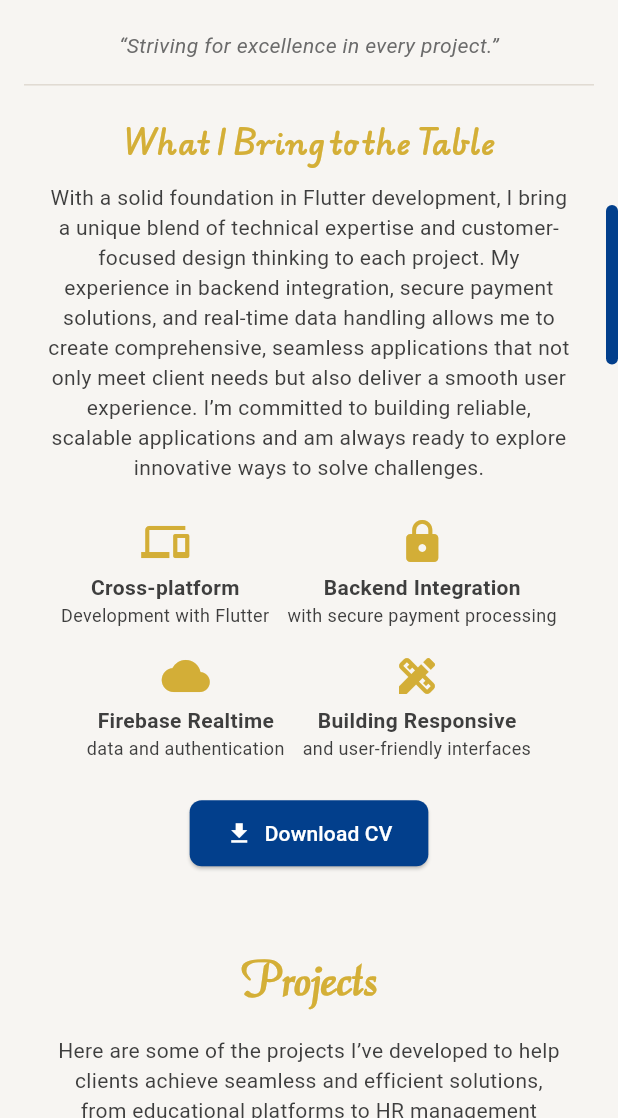
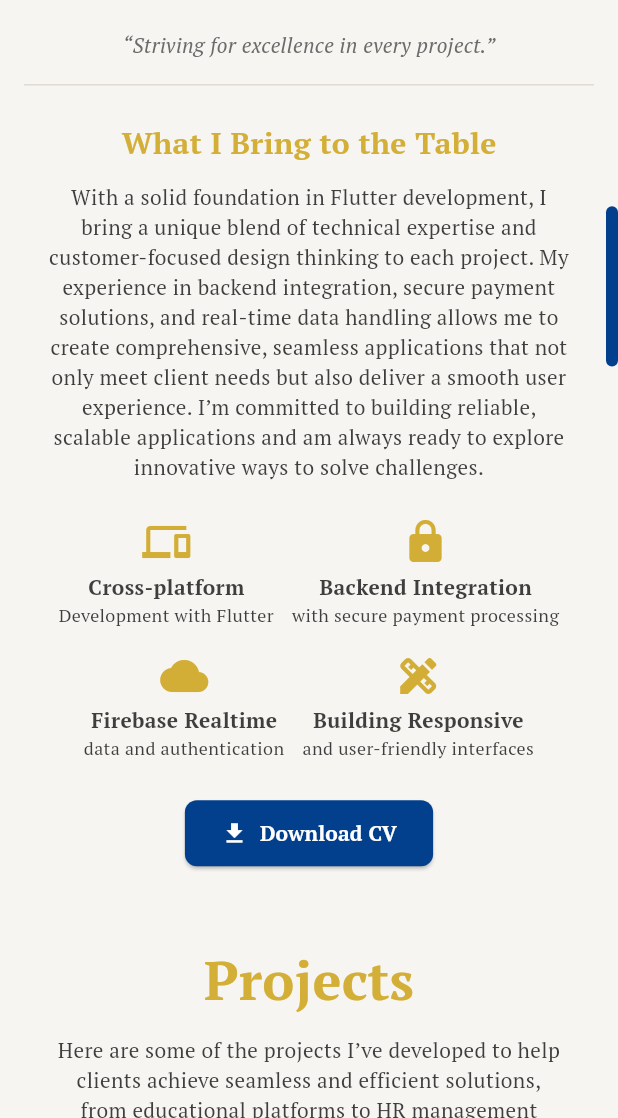
Before and after one commit to JericoDj/thisisjerico, a Flutter app: the screen it shows after launch, scrolled down 1152 dp, on a phone screen of 412 x 824 dp, the part 118-1236 px from its top. Run offline on Flutter 3.47's test engine with Material 3 defaults, Android fonts, the phone set to English and light mode, and no system bars; our stand-ins replace font_awesome_flutter, get, go_router.

Commit message:
new Font

```diff
--- a/lib/navigation_bar.dart
+++ b/lib/navigation_bar.dart
@@ -108,7 +108,7 @@
                           ? MyColors.navigationBarButtonTextSelected
                           : MyColors.navigationBarButtonText,
                       fontSize: 20,
-                      fontFamily: 'Edu',
+                      fontFamily: 'PTSerif-Bold',
                     ),
                   ),
                 ),
--- a/lib/screen/homepage.dart
+++ b/lib/screen/homepage.dart
@@ -160,9 +160,10 @@
       body: Theme(
         data: Theme.of(context).copyWith(
           scrollbarTheme: ScrollbarThemeData(
-            thumbColor: MaterialStateProperty.all(MyColors.accentBlue),
-            trackColor: MaterialStateProperty.all(MyColors.sectionLightGray),
-            thickness: MaterialStateProperty.all(8.0),
+
+            thumbColor: WidgetStateProperty.all(MyColors.accentBlue),
+            trackColor: WidgetStateProperty.all(MyColors.sectionLightGray),
+            thickness: WidgetStateProperty.all(8.0),
             radius: Radius.circular(8.0),
           ),
         ),
--- a/lib/sections/about_section.dart
+++ b/lib/sections/about_section.dart
@@ -35,7 +35,7 @@
             'About Me',
             style: TextStyle(
               fontSize: isSmallScreen ? 36 : 48,
-              fontFamily: 'Caligraphy',
+              fontFamily: 'PTSerif-Bold',
               fontWeight: FontWeight.bold,
               color: MyColors.homepageHeadlineText,
             ),
@@ -46,7 +46,7 @@
           Text(
             'Hi!, my name is Jerico.',
             textAlign: TextAlign.center,
-            style: TextStyle(fontSize: isSmallScreen ? 20 : 24, fontWeight: FontWeight.bold, color: MyColors.homepageHeadlineText),
+            style: TextStyle(fontSize: isSmallScreen ? 20 : 24,fontFamily: 'PTSerif-Regular', fontWeight: FontWeight.bold, color: MyColors.homepageHeadlineText),
           ),
           SizedBox(height: 12),
           Padding(
@@ -54,7 +54,7 @@
             child: Text(
               "I'm a freelance Flutter developer who started my career in the Hospitality Industry but discovered my true passion in creating cross-platform mobile and web applications. A self-trained developer, I specialize in Firebase backend integration and have experience in implementing secure payment processing solutions. My background in customer service has shaped my focus on user experience, while my technical skills allow me to deliver efficient, responsive designs. I’m always eager to learn new technologies and push the boundaries of what's possible to create impactful, user-friendly applications.",
               textAlign: TextAlign.center,
-              style: TextStyle(fontSize: isSmallScreen ? 14 : 16, color: MyColors.primaryText),
+              style: TextStyle(fontFamily: 'PTSerif-Regular',fontSize: isSmallScreen ? 14 : 16, color: MyColors.primaryText),
             ),
           ),
 
@@ -84,6 +84,7 @@
               textAlign: TextAlign.center,
               style: TextStyle(
                 fontSize: isSmallScreen ? 14 : 16,
+                fontFamily: 'PTSerif-Italic',
                 fontStyle: FontStyle.italic,
                 color: MyColors.secondaryText,
               ),
@@ -96,7 +97,7 @@
           Text(
             'What I Bring to the Table',
             style: TextStyle(
-              fontFamily: 'Edu',
+              fontFamily: 'PTSerif-Bold',
               fontSize: isSmallScreen ? 20 : 24,
               fontWeight: FontWeight.w600,
               color: MyColors.homepageHeadlineText,
@@ -108,7 +109,7 @@
             child: Text(
               "With a solid foundation in Flutter development, I bring a unique blend of technical expertise and customer-focused design thinking to each project. My experience in backend integration, secure payment solutions, and real-time data handling allows me to create comprehensive, seamless applications that not only meet client needs but also deliver a smooth user experience. I’m committed to building reliable, scalable applications and am always ready to explore innovative ways to solve challenges.",
               textAlign: TextAlign.center,
-              style: TextStyle(fontSize: isSmallScreen ? 14 : 16, color: MyColors.primaryText),
+              style: TextStyle(fontFamily: 'PTSerif-Regular',fontSize: isSmallScreen ? 14 : 16, color: MyColors.primaryText),
             ),
           ),
           SizedBox(height: 24),
@@ -133,6 +134,7 @@
                       expertise['title'],
                       style: TextStyle(
                         fontSize: isSmallScreen ? 14 : 16,
+                        fontFamily: 'PTSerif-Bold',
                         fontWeight: FontWeight.bold,
                         color: MyColors.primaryText,
                       ),
@@ -141,6 +143,7 @@
                       expertise['subtitle'],
                       style: TextStyle(
                         fontSize: isSmallScreen ? 12 : 14,
+                        fontFamily: 'PTSerif-Regular',
                         color: MyColors.primaryText,
                       ),
                       textAlign: TextAlign.center,
@@ -156,7 +159,7 @@
           ElevatedButton.icon(
             onPressed: downloadCV,
             icon: Icon(Icons.download, color: Colors.white),
-            label: Text('Download CV', style: TextStyle(color: Colors.white)),
+            label: Text('Download CV', style: TextStyle(color: Colors.white,fontFamily: 'PTSerif-Bold')),
             style: ElevatedButton.styleFrom(
               backgroundColor: MyColors.primaryButtonBackground,
               padding: EdgeInsets.symmetric(horizontal: 24, vertical: 12),
--- a/lib/sections/home_section.dart
+++ b/lib/sections/home_section.dart
@@ -71,7 +71,7 @@
           Text(
             'Turning Ideas Into Reality',
             style: TextStyle(
-              fontFamily: 'Edu',
+              fontFamily: 'PTSerif-Bold',
               fontSize: isSmallScreen ? 32 : 48,
               fontWeight: FontWeight.bold,
               color: MyColors.homepageHeadlineText,
@@ -82,7 +82,7 @@
             'Bringing functional, user-focused applications to life with precision.',
             textAlign: TextAlign.start,
             style: TextStyle(
-              fontFamily: 'Edu',
+              fontFamily: 'PTSerif-Regular',
               fontSize: isSmallScreen ? 18 : 24,
               color: MyColors.homepagePrimaryText,
             ),
--- a/lib/sections/projects_section.dart
+++ b/lib/sections/projects_section.dart
@@ -97,7 +97,7 @@
           'Projects',
           style: TextStyle(
             fontSize: isSmallScreen ? 36 : 48,
-            fontFamily: 'Caligraphy',
+            fontFamily: 'PTSerif-Bold',
             fontWeight: FontWeight.bold,
             color: MyColors.homepageHeadlineText,
           ),
@@ -107,6 +107,7 @@
               'Here are some of the projects I’ve developed to help clients achieve seamless and efficient solutions,',
               textAlign: TextAlign.center,
               style: TextStyle(
+                fontFamily: 'PTSerif-Regular',
                 fontSize: descriptionFontSize,
                 color: MyColors.primaryText,
               ),
@@ -115,6 +116,7 @@
               'from educational platforms to HR management tools.',
               textAlign: TextAlign.center,
               style: TextStyle(
+                fontFamily: 'PTSerif-Regular',
                 fontSize: descriptionFontSize,
                 color: MyColors.primaryText,
               ),
@@ -145,6 +147,7 @@
                             child: Text(
                               project['name'],
                               style: TextStyle(
+                                fontFamily: 'PTSerif-Bold',
                                 fontSize: 22,
                                 fontWeight: FontWeight.bold,
                                 color: MyColors.primaryText,
@@ -158,6 +161,7 @@
                           Text(
                             project['description'],
                             style: TextStyle(
+                              fontFamily: 'PTSerif-Regular',
                               fontSize: descriptionFontSize,
                               color: MyColors.secondaryText,
                             ),
--- a/lib/sections/services_section.dart
+++ b/lib/sections/services_section.dart
@@ -24,7 +24,7 @@
           Text(
             'Services',
             style: TextStyle(
-              fontFamily: 'Caligraphy',
+              fontFamily: 'PTSerif-Bold',
               fontSize: isSmallScreen ? 36 : 48,
               fontWeight: FontWeight.bold,
               color: MyColors.homepageHeadlineText,
@@ -41,6 +41,7 @@
                   'I’m here to bring your ideas to life with a focus on functionality, security, and user-friendly design.',
               textAlign: TextAlign.center,
               style: TextStyle(
+                fontFamily: 'PTSerif-Regular',
                 fontSize: isSmallScreen ? 14 : 16,
                 color: MyColors.primaryText,
               ),
@@ -83,7 +84,7 @@
           Text(
             'Interested in working together?',
             style: TextStyle(
-              fontFamily: 'Edu',
+              fontFamily: 'PTSerif-Bold',
               fontSize: isSmallScreen ? 20 : 24,
               fontWeight: FontWeight.bold,
               color: MyColors.homepageHeadlineText,
@@ -93,6 +94,7 @@
           Text(
             'Get in touch for more information or to request a quote.',
             style: TextStyle(
+              fontFamily: 'PTSerif-Regular',
               fontSize: isSmallScreen ? 14 : 16,
               color: MyColors.primaryText,
             ),
```
Also changed, not shown: lib/sections/contacts_section.dart (+7 -4 lines), pubspec.yaml (+13 -0 lines), assets/fonts/PTSerif-Bold.ttf (added), assets/fonts/PTSerif-BoldItalic.ttf (added), assets/fonts/PTSerif-Italic.ttf (added), assets/fonts/PTSerif-Regular.ttf (added), pubspec.lock.
